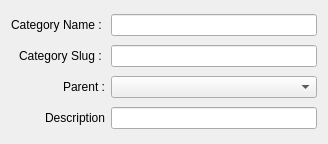
mtux/bilbo, file src/addcategorybase.ui: the form before one commit.
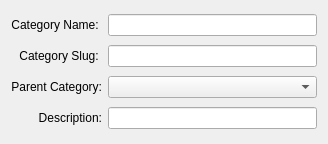
The form after the commit. Custom widgets are drawn as their Qt base class.

Commit message: Some other i18n and UI Fixes!

```diff
--- a/src/addcategorybase.ui
+++ b/src/addcategorybase.ui
@@ -13,7 +13,7 @@
    <item row="0" column="0" >
     <widget class="QLabel" name="label" >
      <property name="text" >
-      <string>Category Name : </string>
+      <string>Category Name: </string>
      </property>
      <property name="alignment" >
       <set>Qt::AlignRight|Qt::AlignTrailing|Qt::AlignVCenter</set>
@@ -26,7 +26,7 @@
    <item row="1" column="0" >
     <widget class="QLabel" name="label_2" >
      <property name="text" >
-      <string>Category Slug : </string>
+      <string>Category Slug: </string>
      </property>
      <property name="alignment" >
       <set>Qt::AlignRight|Qt::AlignTrailing|Qt::AlignVCenter</set>
@@ -39,7 +39,7 @@
    <item row="2" column="0" >
     <widget class="QLabel" name="label_4" >
      <property name="text" >
-      <string>Parent :</string>
+      <string>Parent Category:</string>
      </property>
      <property name="alignment" >
       <set>Qt::AlignRight|Qt::AlignTrailing|Qt::AlignVCenter</set>
@@ -52,7 +52,7 @@
    <item row="3" column="0" >
     <widget class="QLabel" name="label_3" >
      <property name="text" >
-      <string>Description</string>
+      <string>Description:</string>
      </property>
      <property name="alignment" >
       <set>Qt::AlignRight|Qt::AlignTrailing|Qt::AlignVCenter</set>
```
The commit also changes 1 other file.
